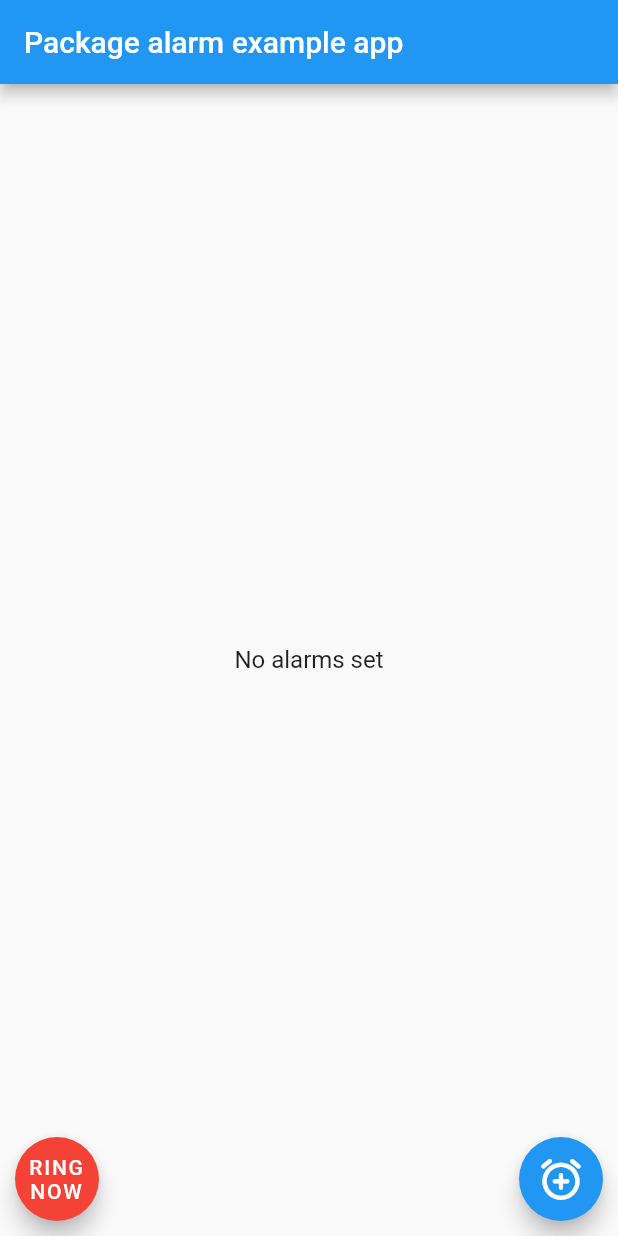
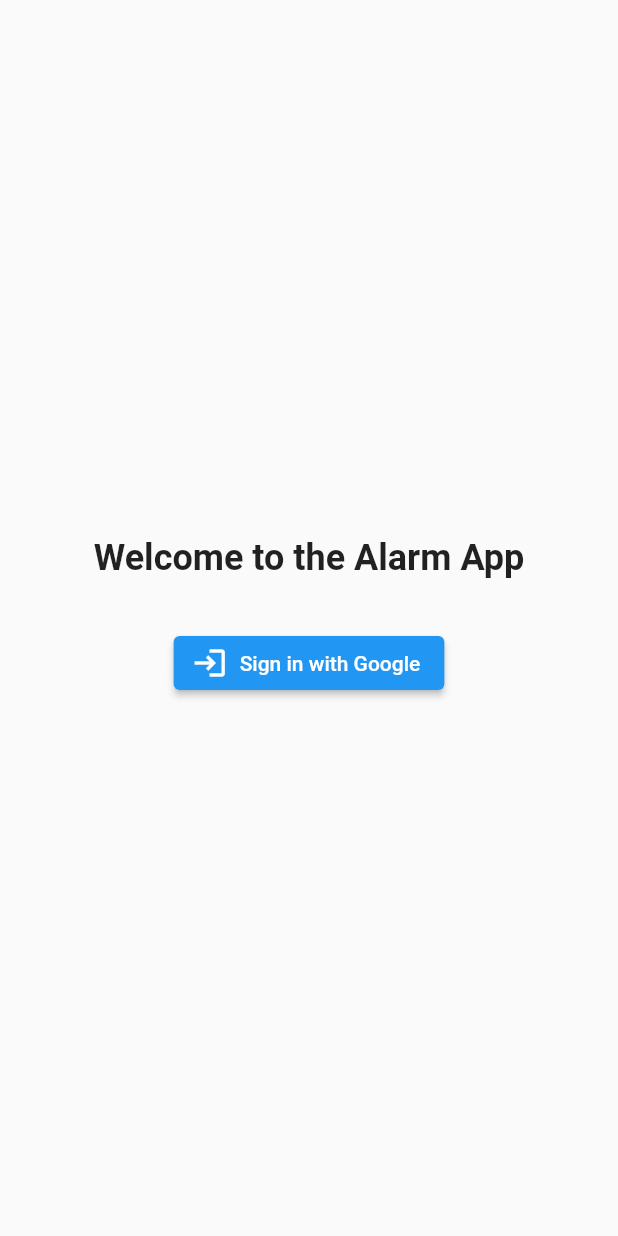
Before and after one commit to manoj1749/alarm_x, a Flutter app: the screen it shows after launch, on a phone screen of 412 x 824 dp. Run offline on Flutter 3.47's test engine with Material 2 defaults, Android fonts, the phone set to English and light mode, and no system bars; our stand-ins replace firebase_auth, firebase_core, google_sign_in, shared_preferences; missing offline and left inert: alarm; accounts and stored records are empty.

Commit message:
added login page

```diff
--- /dev/null
+++ b/lib/screens/login.dart
@@ -0,0 +1,39 @@
+import 'package:flutter/material.dart';
+
+import 'home.dart';
+
+class LoginPage extends StatelessWidget {
+  const LoginPage({super.key});
+
+  @override
+  Widget build(BuildContext context) {
+    return Scaffold(
+      body: Center(
+        child: Column(
+          mainAxisAlignment: MainAxisAlignment.center,
+          children: [
+            const Text(
+              'Welcome to the Alarm App',
+              style: TextStyle(
+                fontSize: 24,
+                fontWeight: FontWeight.bold,
+              ),
+            ),
+            const SizedBox(height: 32),
+            ElevatedButton.icon(
+              onPressed: () {
+                Navigator.of(context).pushReplacement(
+                  MaterialPageRoute(
+                    builder: (context) => const ExampleAlarmHomeScreen(),
+                  ),
+                );
+              },
+              icon: const Icon(Icons.login),
+              label: const Text('Sign in with Google'),
+            ),
+          ],
+        ),
+      ),
+    );
+  }
+}
--- a/pubspec.yaml
+++ b/pubspec.yaml
@@ -29,6 +29,8 @@ dependencies:
   cupertino_icons: ^1.0.2
   alarm: ^1.0.2
   firebase_core: ^2.9.0
+  firebase_auth: ^4.4.1
+  google_sign_in: ^6.1.0
 
 dev_dependencies:
   flutter_test:
```
Also changed, not shown: lib/main.dart (+8 -1 lines), lib/utils/auth.dart (added, +98 -0 lines), pubspec.lock.
